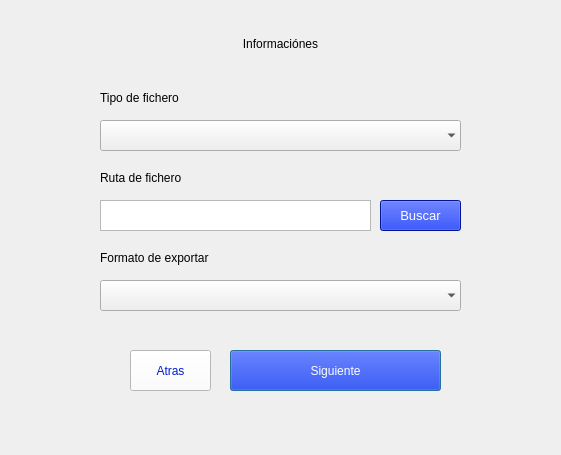
Above: views/FileType.ui from lachkarsoufiane/DocProcessor before the change. Below: the same form after it.
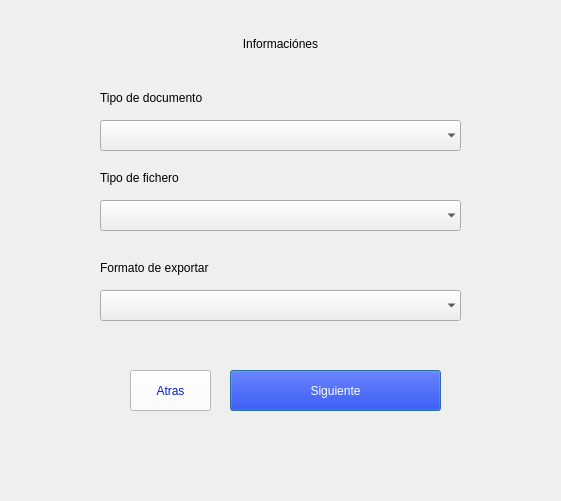
That is the form after the change.

What changed in the file:
```diff
--- a/views/FileType.ui
+++ b/views/FileType.ui
@@ -7,7 +7,7 @@
     <x>0</x>
     <y>0</y>
     <width>561</width>
-    <height>455</height>
+    <height>501</height>
    </rect>
   </property>
   <property name="windowTitle">
@@ -19,7 +19,7 @@
      <x>0</x>
      <y>0</y>
      <width>571</width>
-     <height>461</height>
+     <height>571</height>
     </rect>
    </property>
    <property name="autoFillBackground">
@@ -85,29 +85,11 @@
      <bool>false</bool>
     </property>
    </widget>
-   <widget class="QTextEdit" name="file_path">
-    <property name="geometry">
-     <rect>
-      <x>100</x>
-      <y>200</y>
-      <width>271</width>
-      <height>31</height>
-     </rect>
-    </property>
-    <property name="font">
-     <font>
-      <pointsize>10</pointsize>
-     </font>
-    </property>
-    <property name="cursor" stdset="0">
-     <cursorShape>IBeamCursor</cursorShape>
-    </property>
-   </widget>
    <widget class="QComboBox" name="export_format">
     <property name="geometry">
      <rect>
       <x>100</x>
-      <y>280</y>
+      <y>290</y>
       <width>361</width>
       <height>31</height>
      </rect>
@@ -144,7 +126,7 @@
     <property name="geometry">
      <rect>
       <x>230</x>
-      <y>350</y>
+      <y>370</y>
       <width>211</width>
       <height>41</height>
      </rect>
@@ -166,7 +148,7 @@
      <rect>
       <x>100</x>
       <y>90</y>
-      <width>101</width>
+      <width>131</width>
       <height>16</height>
      </rect>
     </property>
@@ -176,32 +158,14 @@
      </font>
     </property>
     <property name="text">
-     <string>Tipo de fichero</string>
-    </property>
-   </widget>
-   <widget class="QLabel" name="label_3">
-    <property name="geometry">
-     <rect>
-      <x>100</x>
-      <y>170</y>
-      <width>101</width>
-      <height>16</height>
-     </rect>
-    </property>
-    <property name="font">
-     <font>
-      <pointsize>9</pointsize>
-     </font>
-    </property>
-    <property name="text">
-     <string>Ruta de fichero</string>
+     <string>Tipo de documento</string>
     </property>
    </widget>
    <widget class="QLabel" name="label_4">
     <property name="geometry">
      <rect>
       <x>100</x>
-      <y>250</y>
+      <y>260</y>
       <width>171</width>
       <height>16</height>
      </rect>
@@ -215,41 +179,11 @@
      <string>Formato de exportar</string>
     </property>
    </widget>
-   <widget class="QPushButton" name="file_button">
-    <property name="geometry">
-     <rect>
-      <x>380</x>
-      <y>200</y>
-      <width>81</width>
-      <height>31</height>
-     </rect>
-    </property>
-    <property name="font">
-     <font>
-      <family>MS Shell Dlg 2</family>
-      <pointsize>10</pointsize>
-      <weight>50</weight>
-      <italic>false</italic>
-      <bold>false</bold>
-     </font>
-    </property>
-    <property name="cursor">
-     <cursorShape>PointingHandCursor</cursorShape>
-    </property>
-    <property name="styleSheet">
-     <string notr="true">font: 10pt &quot;MS Shell Dlg 2&quot;;
-color: rgb(255, 255, 255);
-background-color: rgb(0, 30, 210);</string>
-    </property>
-    <property name="text">
-     <string>Buscar</string>
-    </property>
-   </widget>
    <widget class="QPushButton" name="button_back">
     <property name="geometry">
      <rect>
       <x>130</x>
-      <y>350</y>
+      <y>370</y>
       <width>81</width>
       <height>41</height>
      </rect>
@@ -267,6 +201,61 @@
      <string>Atras</string>
     </property>
    </widget>
+   <widget class="QComboBox" name="file_type">
+    <property name="geometry">
+     <rect>
+      <x>100</x>
+      <y>200</y>
+      <width>361</width>
+      <height>31</height>
+     </rect>
+    </property>
+    <property name="baseSize">
+     <size>
+      <width>30</width>
+      <height>150</height>
+     </size>
+    </property>
+    <property name="font">
+     <font>
+      <pointsize>11</pointsize>
+     </font>
+    </property>
+    <property name="styleSheet">
+     <string notr="true">
+border-color: rgb(0, 0, 0);</string>
+    </property>
+    <property name="editable">
+     <bool>false</bool>
+    </property>
+    <property name="iconSize">
+     <size>
+      <width>30</width>
+      <height>20</height>
+     </size>
+    </property>
+    <property name="frame">
+     <bool>false</bool>
+    </property>
+   </widget>
+   <widget class="QLabel" name="label_5">
+    <property name="geometry">
+     <rect>
+      <x>100</x>
+      <y>170</y>
+      <width>171</width>
+      <height>16</height>
+     </rect>
+    </property>
+    <property name="font">
+     <font>
+      <pointsize>9</pointsize>
+     </font>
+    </property>
+    <property name="text">
+     <string>Tipo de fichero</string>
+    </property>
+   </widget>
   </widget>
  </widget>
  <resources/>
```
Left out of the diff: 2 changed lines with no effect on the pictures.
